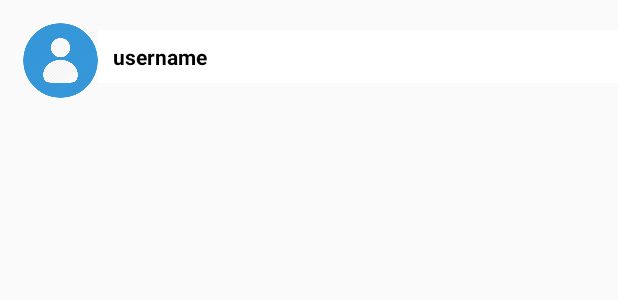
After one commit to KevCrisanto/picstant, an Android app: the layout user_single_item.xml on its own in the app's theme, with its tools: preview values and no code run, on a phone screen of 412 x 824 dp. The commit adds this screen. Shown: the top 300 px of the screen. Run offline under Robolectric (Android 15) with nearby library versions, the phone set to English and light mode, and no system bars; network calls fail.

Commit message:
Added search functionality

```diff
--- a/app/src/main/AndroidManifest.xml
+++ b/app/src/main/AndroidManifest.xml
@@ -27,7 +27,8 @@
         <activity android:name=".LoginActivity" />
         <activity android:name=".SignUpActivity" />
         <activity android:name=".CommentsActivity" />
-        <activity android:name=".ProfileActivity"></activity>
+        <activity android:name=".ProfileActivity" />
+        <activity android:name=".SearchActivity"></activity>
     </application>
 
 </manifest>
--- a/app/src/main/java/com/crisanto/kevin/picstant/MainActivity.java
+++ b/app/src/main/java/com/crisanto/kevin/picstant/MainActivity.java
@@ -59,6 +59,7 @@ public class MainActivity extends AppCompatActivity {
             fragment = new HomeFragment();
         } else if(item == R.id.search) {
             fragment = new SearchFragment();
+            startActivity(new Intent(MainActivity.this,SearchActivity.class));
         } else if(item == R.id.profile) {
             fragment = new ProfileFragment();
         } else if(item == R.id.likes) {
--- a/app/src/main/res/layout/upper_part_snippet.xml
+++ b/app/src/main/res/layout/upper_part_snippet.xml
@@ -18,7 +18,7 @@
             android:textSize="18sp"
             app:layout_constraintTop_toTopOf="parent"
             android:layout_marginTop="2dp"
-            android:layout_marginLeft="8dp"
+            android:layout_marginLeft="12dp"
             app:layout_constraintLeft_toLeftOf="parent"/>
 
         <!-- Display the word "posts" -->
@@ -46,7 +46,7 @@
             app:layout_constraintRight_toLeftOf="@+id/following_num_tv"
             android:layout_marginRight="8dp"
             app:layout_constraintLeft_toRightOf="@id/posts_tv"
-            android:layout_marginLeft="8dp"/>
+            android:layout_marginLeft="1dp"/>
 
         <!-- Display the word "Followers" -->
         <TextView
@@ -71,7 +71,7 @@
             android:textSize="18sp"
             android:layout_marginTop="2dp"
             app:layout_constraintTop_toTopOf="parent"
-            android:layout_marginRight="8dp"
+            android:layout_marginRight="18dp"
             app:layout_constraintRight_toRightOf="parent"/>
 
         <!-- Display word "following" -->
--- /dev/null
+++ b/app/src/main/res/layout/user_single_item.xml
@@ -0,0 +1,45 @@
+<?xml version="1.0" encoding="utf-8"?>
+<RelativeLayout
+    xmlns:android="http://schemas.android.com/apk/res/android" android:layout_width="match_parent"
+    android:layout_height="match_parent">
+
+    <de.hdodenhof.circleimageview.CircleImageView
+        android:layout_width="50dp"
+        android:layout_height="50dp"
+        android:id="@+id/profile_photo"
+        android:layout_marginTop="15dp"
+        android:layout_marginLeft="15dp"
+        android:src="@drawable/user"/>
+
+    <RelativeLayout
+        android:layout_width="match_parent"
+        android:layout_height="wrap_content"
+        android:id="@+id/all_text_layout"
+        android:layout_toRightOf="@id/profile_photo"
+        android:layout_marginTop="20dp"
+        android:background="@color/colorWhite">
+
+        <RelativeLayout
+            android:layout_width="match_parent"
+            android:layout_height="35dp"
+            android:id="@+id/user_layout"
+            android:layout_marginRight="55dp"
+            android:layout_centerVertical="true">
+
+            <TextView
+                android:layout_width="wrap_content"
+                android:layout_height="wrap_content"
+                android:id="@+id/username_tv"
+                android:layout_centerVertical="true"
+                android:textColor="@color/colorBlack"
+                android:text="username"
+                android:textStyle="bold"
+                android:textSize="14sp"
+                android:layout_marginLeft="10dp"/>
+
+
+        </RelativeLayout>
+
+    </RelativeLayout>
+
+</RelativeLayout>
--- a/app/src/main/res/values/strings.xml
+++ b/app/src/main/res/values/strings.xml
@@ -13,6 +13,7 @@
     <string name="comments">Comments</string>
     <string name="date">%1$s %2$s</string>
     <string name="edit_profile">Edit profile</string>
+    <string name="search_username">Search by username...</string>
 
     <!-- TODO: Remove or change this placeholder text -->
     <string name="hello_blank_fragment">Hello blank fragment</string>
```
Also changed, not shown: app/src/main/java/com/crisanto/kevin/picstant/ProfileActivity.java (+81 -1 lines), app/src/main/java/com/crisanto/kevin/picstant/SearchActivity.java (added, +112 -0 lines), app/src/main/java/com/crisanto/kevin/picstant/SearchListAdapter.java (added, +101 -0 lines), app/src/main/java/com/crisanto/kevin/picstant/models/User.java (+35 -1 lines), app/src/main/res/drawable/border.xml (added, +24 -0 lines), app/src/main/res/layout/activity_profile.xml (+23 -3 lines), app/src/main/res/layout/activity_search.xml (added, +30 -0 lines), app/src/main/res/layout/search_bar_content.xml (added, +38 -0 lines).
